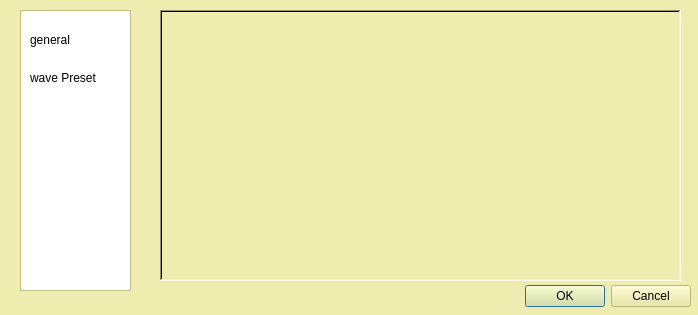
scoreur/QS, file qspreset.ui: the form before one commit.
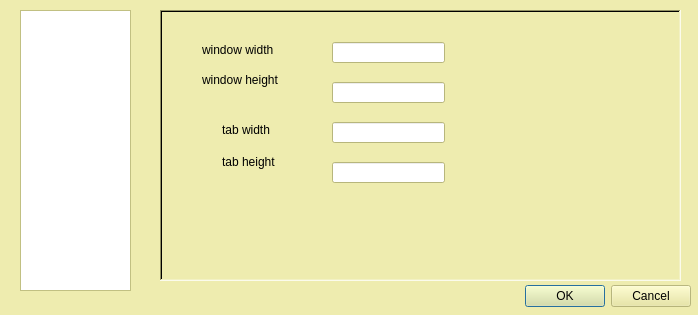
The form after the commit. The open tabs and pages were chosen to show the change. Icons and pictures are not drawn.

Commit message: add music threat and key input

```diff
--- a/qspreset.ui
+++ b/qspreset.ui
@@ -465,7 +465,106 @@
    <property name="currentIndex">
     <number>2</number>
    </property>
-   <widget class="QWidget" name="generalPreset"/>
+   <widget class="QWidget" name="generalPreset">
+    <widget class="QLabel" name="label_6">
+     <property name="geometry">
+      <rect>
+       <x>40</x>
+       <y>30</y>
+       <width>91</width>
+       <height>16</height>
+      </rect>
+     </property>
+     <property name="text">
+      <string>window width</string>
+     </property>
+    </widget>
+    <widget class="QLabel" name="label_7">
+     <property name="geometry">
+      <rect>
+       <x>40</x>
+       <y>60</y>
+       <width>101</width>
+       <height>16</height>
+      </rect>
+     </property>
+     <property name="text">
+      <string>window height</string>
+     </property>
+    </widget>
+    <widget class="QLineEdit" name="editWinWidth">
+     <property name="geometry">
+      <rect>
+       <x>170</x>
+       <y>30</y>
+       <width>113</width>
+       <height>21</height>
+      </rect>
+     </property>
+     <property name="inputMask">
+      <string>999</string>
+     </property>
+    </widget>
+    <widget class="QLineEdit" name="editWinHeight">
+     <property name="geometry">
+      <rect>
+       <x>170</x>
+       <y>70</y>
+       <width>113</width>
+       <height>21</height>
+      </rect>
+     </property>
+     <property name="inputMask">
+      <string>999</string>
+     </property>
+    </widget>
+    <widget class="QLabel" name="label_8">
+     <property name="geometry">
+      <rect>
+       <x>60</x>
+       <y>110</y>
+       <width>62</width>
+       <height>16</height>
+      </rect>
+     </property>
+     <property name="text">
+      <string>tab width</string>
+     </property>
+    </widget>
+    <widget class="QLabel" name="label_9">
+     <property name="geometry">
+      <rect>
+       <x>60</x>
+       <y>140</y>
+       <width>71</width>
+       <height>20</height>
+      </rect>
+     </property>
+     <property name="text">
+      <string>tab height</string>
+     </property>
+    </widget>
+    <widget class="QLineEdit" name="editTabWidth">
+     <property name="geometry">
+      <rect>
+       <x>170</x>
+       <y>110</y>
+       <width>113</width>
+       <height>21</height>
+      </rect>
+     </property>
+    </widget>
+    <widget class="QLineEdit" name="editTabHeight">
+     <property name="geometry">
+      <rect>
+       <x>170</x>
+       <y>150</y>
+       <width>113</width>
+       <height>21</height>
+      </rect>
+     </property>
+    </widget>
+   </widget>
    <widget class="QWidget" name="wavPreset">
     <widget class="QLabel" name="label">
      <property name="geometry">
@@ -746,32 +845,6 @@
     </rect>
    </property>
   </widget>
-  <widget class="QLabel" name="label_6">
-   <property name="geometry">
-    <rect>
-     <x>30</x>
-     <y>30</y>
-     <width>91</width>
-     <height>20</height>
-    </rect>
-   </property>
-   <property name="text">
-    <string>general</string>
-   </property>
-  </widget>
-  <widget class="QLabel" name="label_7">
-   <property name="geometry">
-    <rect>
-     <x>30</x>
-     <y>70</y>
-     <width>81</width>
-     <height>16</height>
-    </rect>
-   </property>
-   <property name="text">
-    <string>wave Preset</string>
-   </property>
-  </widget>
  </widget>
  <resources>
   <include location="qs.qrc"/>
```
Left out of the diff: 2 changed lines with no effect on the pictures. The commit also changes 15 other files.
